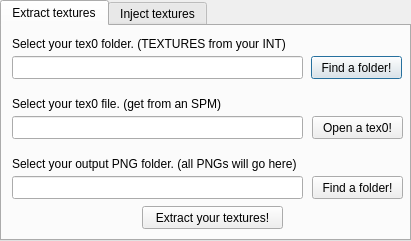
First picture: the form in QtGUI/pwf2tex.ui, repository pahaze/pwf2tools-cpp, before the edit.
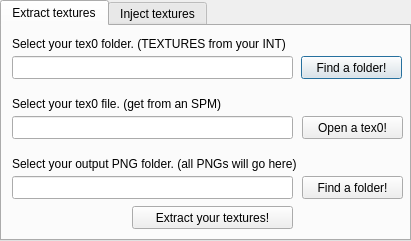
Second picture: the form after the edit. Icons and pictures are not drawn.

What changed in the file:
```diff
--- a/QtGUI/pwf2tex.ui
+++ b/QtGUI/pwf2tex.ui
@@ -50,7 +50,7 @@
       <rect>
        <x>10</x>
        <y>10</y>
-       <width>311</width>
+       <width>391</width>
        <height>16</height>
       </rect>
      </property>
@@ -63,7 +63,7 @@
       <rect>
        <x>10</x>
        <y>30</y>
-       <width>291</width>
+       <width>281</width>
        <height>23</height>
       </rect>
      </property>
@@ -71,9 +71,9 @@
     <widget class="QPushButton" name="extOpenTex0FolderButton">
      <property name="geometry">
       <rect>
-       <x>309</x>
+       <x>299</x>
        <y>30</y>
-       <width>91</width>
+       <width>101</width>
        <height>23</height>
       </rect>
      </property>
@@ -86,7 +86,7 @@
       <rect>
        <x>10</x>
        <y>70</y>
-       <width>311</width>
+       <width>391</width>
        <height>16</height>
       </rect>
      </property>
@@ -99,7 +99,7 @@
       <rect>
        <x>10</x>
        <y>90</y>
-       <width>291</width>
+       <width>281</width>
        <height>23</height>
       </rect>
      </property>
@@ -107,9 +107,9 @@
     <widget class="QPushButton" name="extOpenTex0FileButton">
      <property name="geometry">
       <rect>
-       <x>310</x>
+       <x>300</x>
        <y>90</y>
-       <width>91</width>
+       <width>101</width>
        <height>23</height>
       </rect>
      </property>
@@ -122,7 +122,7 @@
       <rect>
        <x>10</x>
        <y>130</y>
-       <width>331</width>
+       <width>391</width>
        <height>16</height>
       </rect>
      </property>
@@ -135,7 +135,7 @@
       <rect>
        <x>10</x>
        <y>150</y>
-       <width>291</width>
+       <width>281</width>
        <height>23</height>
       </rect>
      </property>
@@ -143,9 +143,9 @@
     <widget class="QPushButton" name="extOpenPngFolderButton">
      <property name="geometry">
       <rect>
-       <x>310</x>
+       <x>300</x>
        <y>150</y>
-       <width>91</width>
+       <width>101</width>
        <height>23</height>
       </rect>
      </property>
@@ -156,9 +156,9 @@
     <widget class="QPushButton" name="extFinalizeExtractButton">
      <property name="geometry">
       <rect>
-       <x>140</x>
+       <x>130</x>
        <y>180</y>
-       <width>141</width>
+       <width>161</width>
        <height>23</height>
       </rect>
      </property>
```
Left out of the diff: 68 changed lines with no effect on the pictures.
